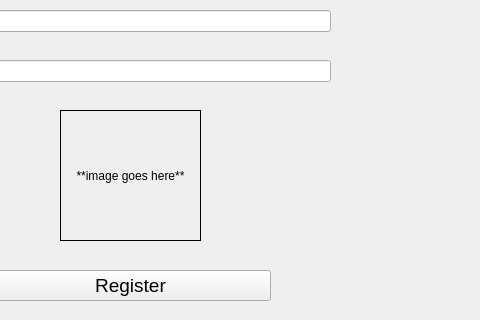
anirudhkmitl/Smart-Locker, file registrationScreen.ui: the form before one commit; both pictures show x 250 to 730 and y 180 to 500 of the 730 by 500 pixel window.
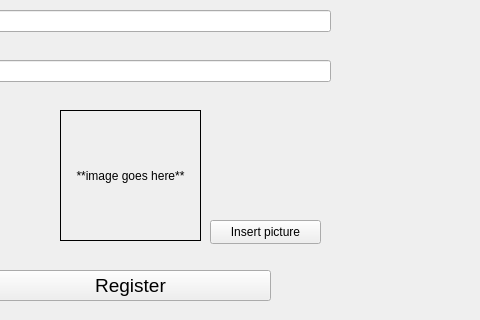
The form after the commit.

Commit message: [UPDATE] add insert profile picture button

The edit to the form file:
```diff
--- a/registrationScreen.ui
+++ b/registrationScreen.ui
@@ -204,6 +204,19 @@
     <string>Profile Picture</string>
    </property>
   </widget>
+  <widget class="QPushButton" name="pushButton">
+   <property name="geometry">
+    <rect>
+     <x>460</x>
+     <y>400</y>
+     <width>111</width>
+     <height>24</height>
+    </rect>
+   </property>
+   <property name="text">
+    <string>Insert picture</string>
+   </property>
+  </widget>
  </widget>
  <resources/>
  <connections/>
```
The commit also changes 2 other files.
